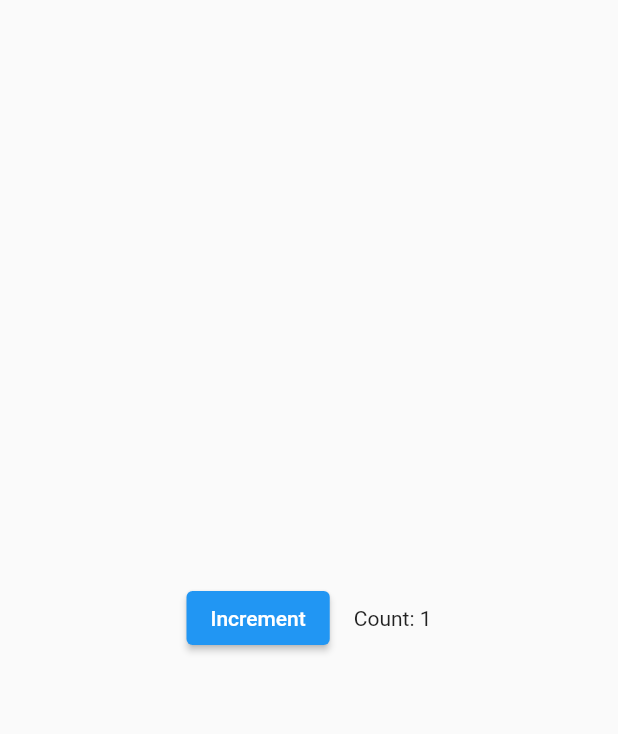
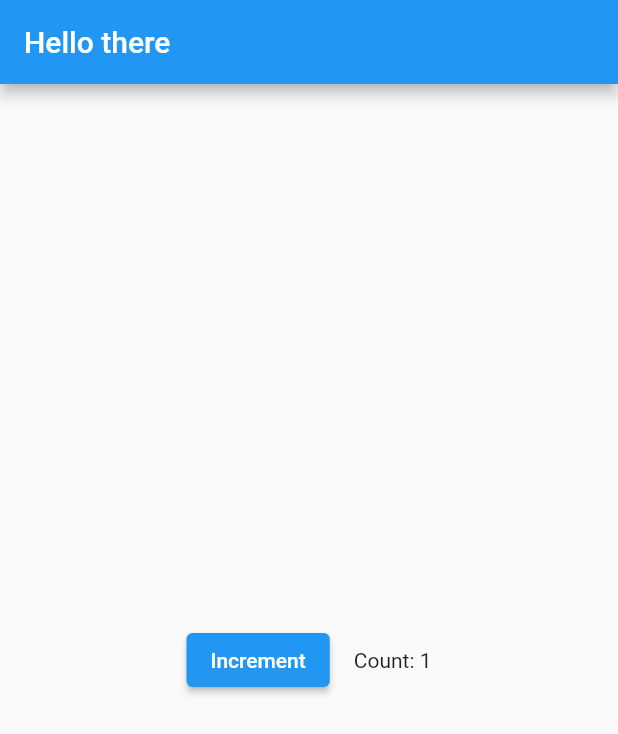
Before and after one commit to Am271/flutter-prac, a Flutter app: the screen it shows after launch, after a tap on "Increment", on a phone screen of 412 x 824 dp. Shown: the top 734 px of the screen. Run offline on Flutter 3.47's test engine with Material 2 defaults, Android fonts, the light colour scheme and no system bars.

Commit message:
Restructured the app

```diff
--- a/lib/main.dart
+++ b/lib/main.dart
@@ -3,11 +3,7 @@ import 'package:flutter/material.dart';
 void main() {
   runApp(
     const MaterialApp(
-      home: Scaffold(
-        body: Center(
-          child: Counter(),
-        ),
-      ),
+      home: Counter(),
     ),
   );
 }
@@ -49,7 +45,10 @@ class _CounterState extends State<Counter> {
     // rerunning build methods fast, so that you can just
     // rebuild anything that needs updating rather than
     // having to individually changes instances of widgets.
-    return Row(
+    return Scaffold(
+        appBar: AppBar(title: const Text('Hello there')),
+        body: Center(
+            child: Row(
           mainAxisAlignment: MainAxisAlignment.center,
           children: <Widget>[
             ElevatedButton(
@@ -59,6 +58,6 @@ class _CounterState extends State<Counter> {
             const SizedBox(width: 16),
             Text('Count: $_counter'),
           ],
-    );
+        )));
   }
 }
```
Lines whose indentation alone changed are shown as unchanged.
